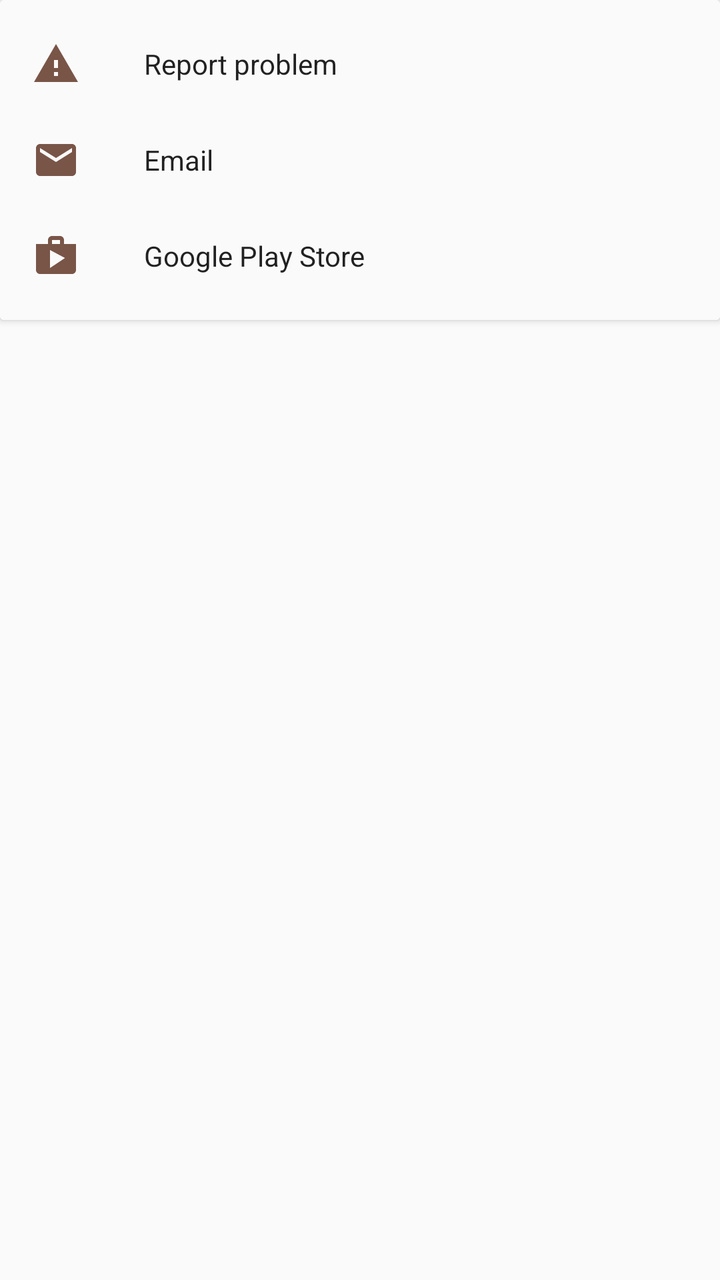
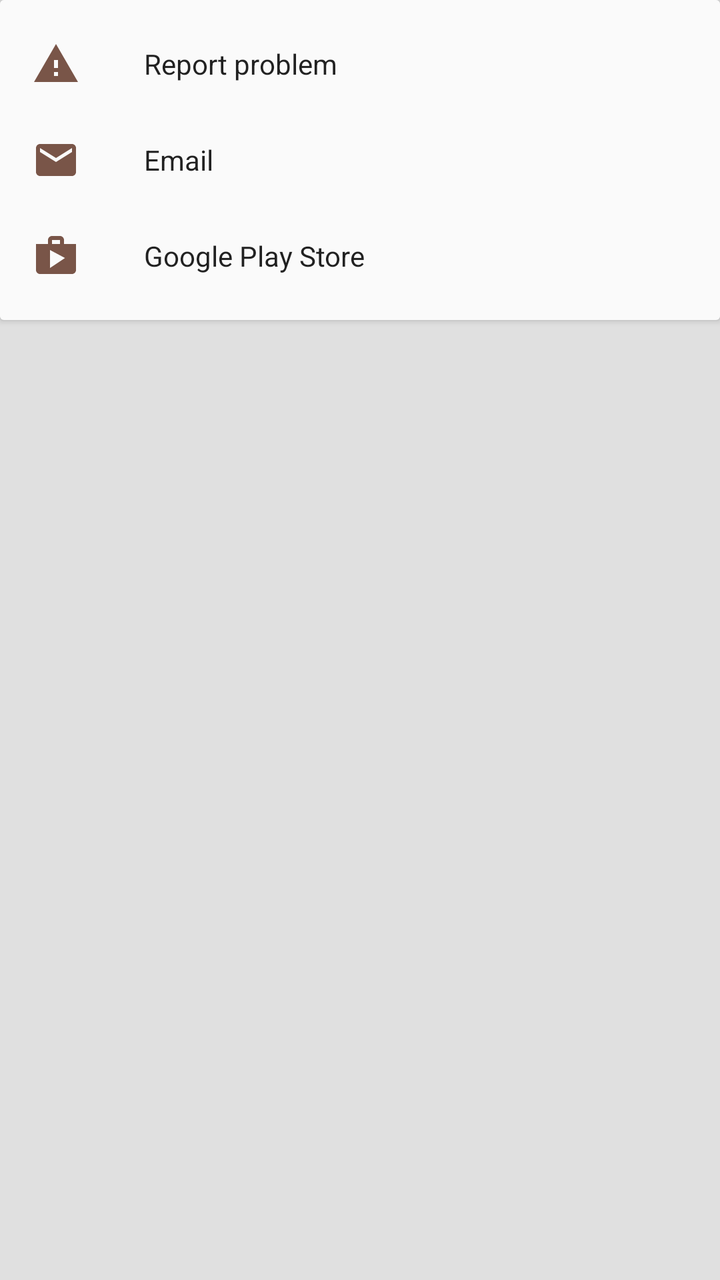

The first picture is an Android layout as it rendered before a commit; the second is the same layout after the commit. The layout source and the unified diff follow.
<!-- AndroidManifest.xml: application theme AppTheme -->
<!-- res/layout/activity_send_feedback.xml -->
<?xml version="1.0" encoding="utf-8"?>
<RelativeLayout
	xmlns:android="http://schemas.android.com/apk/res/android"
	xmlns:tools="http://schemas.android.com/tools"
	xmlns:app="http://schemas.android.com/apk/res-auto"
	android:layout_width="match_parent"
	android:layout_height="match_parent"
	tools:context="samuelpalmer.sensorautorotation.processes.ui.SendFeedbackActivity">

	<android.support.v7.widget.CardView
		xmlns:card_view="http://schemas.android.com/apk/res-auto"
		android:layout_width="match_parent"
		android:layout_height="wrap_content">

		<android.support.design.widget.NavigationView
			android:id="@+id/feedback_navigation"
			android:layout_width="match_parent"
			android:layout_height="wrap_content"
			card_view:itemIconTint="@color/primary_500"
			app:menu="@menu/menu_feedback" />

	</android.support.v7.widget.CardView>

	
	

</RelativeLayout>
<!-- resources referenced by this layout -->
<resources>
  <color name="primary_500">#795548</color>
  <style name="AppTheme" parent="Theme.AppCompat.Light.DarkActionBar">
  		
  		<item name="colorPrimary">@color/primary_500</item>
  		<item name="colorPrimaryDark">@color/primary_700</item>
  		<item name="colorAccent">@color/accent_700</item>
  	</style>
  <color name="primary_700">#5D4037</color>
  <color name="accent_700">#0091EA</color>
</resources>

<!-- the commit's change to res/layout/activity_send_feedback.xml (unified diff, before → after) -->
@@ -5,12 +5,15 @@
 	xmlns:app="http://schemas.android.com/apk/res-auto"
 	android:layout_width="match_parent"
 	android:layout_height="match_parent"
+	android:background="@color/grey_300"
 	tools:context="samuelpalmer.sensorautorotation.processes.ui.SendFeedbackActivity">
 
 	<android.support.v7.widget.CardView
 		xmlns:card_view="http://schemas.android.com/apk/res-auto"
 		android:layout_width="match_parent"
-		android:layout_height="wrap_content">
+		android:layout_height="wrap_content"
+		card_view:cardBackgroundColor="@color/grey_300"
+		>
 
 		<android.support.design.widget.NavigationView
 			android:id="@+id/feedback_navigation"
@@ -22,6 +25,5 @@
 	</android.support.v7.widget.CardView>
 
 	
-	
 
 </RelativeLayout>
<!-- resource entries referenced after the edit -->
@@ -1,5 +1,6 @@
 <!-- resources referenced by this layout -->
 <resources>
+  <color name="grey_300">#e0e0e0</color>
   <color name="primary_500">#795548</color>
   <style name="AppTheme" parent="Theme.AppCompat.Light.DarkActionBar">
   		
